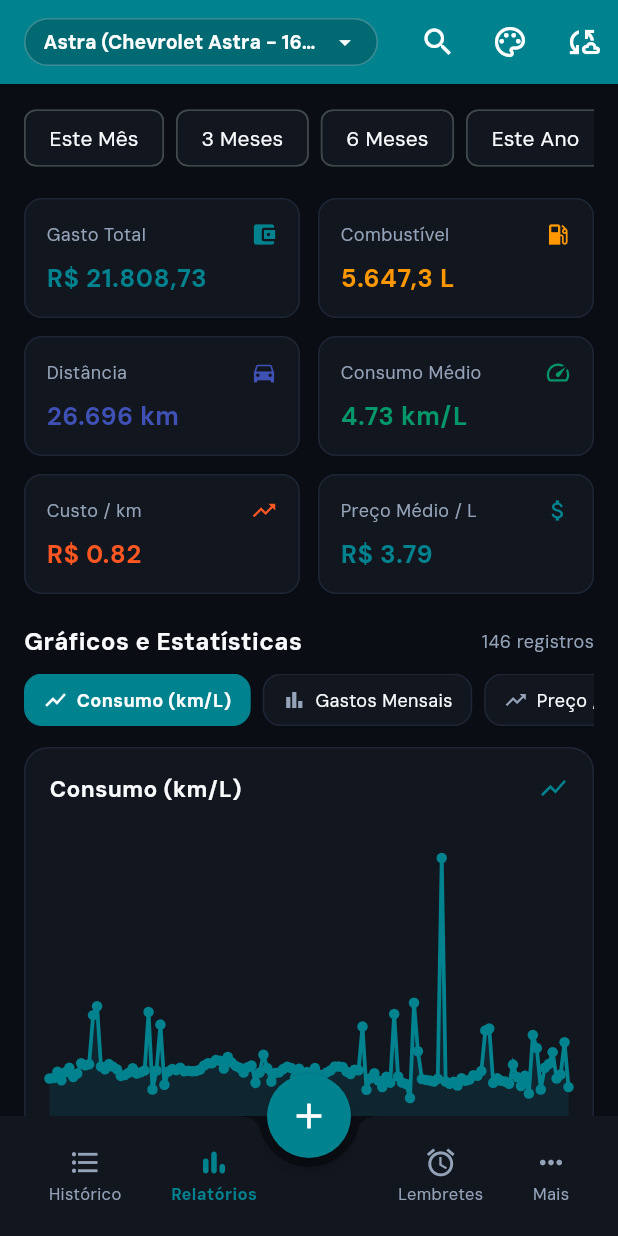
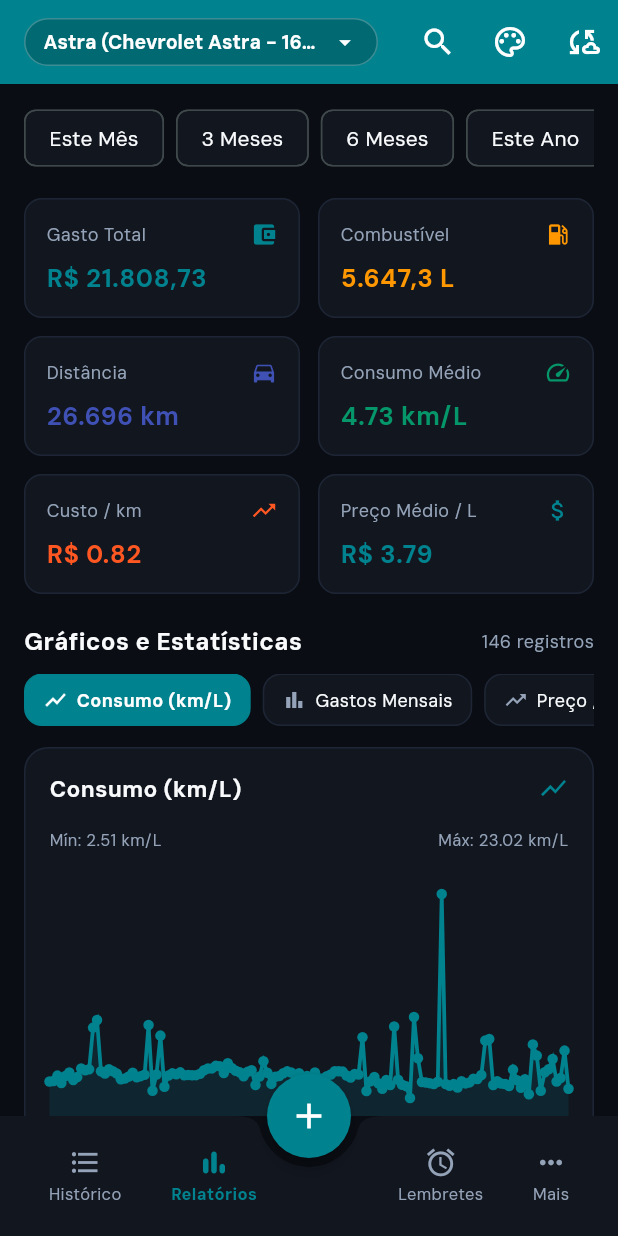
Before and after one commit to Jeffersonf/finanza-auto, a Flutter app: the screen it shows after launch, item 2 of the bottom bar chosen, on a phone screen of 412 x 824 dp. Run offline on Flutter 3.47's test engine with Material 3 defaults, Android fonts, the phone set to English and light mode, and no system bars; our stand-ins replace shared_preferences; network calls fail.

Commit message:
fix: replace TextPainter with Flutter widget Row in line charts

```diff
--- a/mobile/lib/main.dart
+++ b/mobile/lib/main.dart
@@ -2790,13 +2790,31 @@
       return Center(child: Text('Necessário ao menos 2 abastecimentos.', style: TextStyle(color: AppTheme.textMuted)));
     }
 
-    return CustomPaint(
+    final minVal = points.reduce(math.min);
+    final maxVal = points.reduce(math.max);
+
+    return Column(
+      children: [
+        Row(
+          mainAxisAlignment: MainAxisAlignment.spaceBetween,
+          children: [
+            Text('Mín: ${minVal.toStringAsFixed(2)} km/L', style: TextStyle(fontSize: 11, color: AppTheme.textMuted)),
+            Text('Máx: ${maxVal.toStringAsFixed(2)} km/L', style: TextStyle(fontSize: 11, color: AppTheme.textMuted)),
+          ],
+        ),
+        const SizedBox(height: 8),
+        Expanded(
+          child: CustomPaint(
+            size: Size.infinite,
             painter: _LineChartPainter(
               points: points,
               lineColor: AppTheme.primary,
               fillColor: AppTheme.primary.withOpacity(0.15),
               unit: 'km/L',
             ),
+          ),
+        ),
+      ],
     );
   }
 
@@ -2822,13 +2840,31 @@
       return Center(child: Text('Sem dados de preço.', style: TextStyle(color: AppTheme.textMuted)));
     }
 
-    return CustomPaint(
+    final minVal = points.reduce(math.min);
+    final maxVal = points.reduce(math.max);
+
+    return Column(
+      children: [
+        Row(
+          mainAxisAlignment: MainAxisAlignment.spaceBetween,
+          children: [
+            Text('Mín: R\$ ${minVal.toStringAsFixed(2)}/L', style: TextStyle(fontSize: 11, color: AppTheme.textMuted)),
+            Text('Máx: R\$ ${maxVal.toStringAsFixed(2)}/L', style: TextStyle(fontSize: 11, color: AppTheme.textMuted)),
+          ],
+        ),
+        const SizedBox(height: 8),
+        Expanded(
+          child: CustomPaint(
+            size: Size.infinite,
             painter: _LineChartPainter(
               points: points,
               lineColor: AppTheme.fuelOrange,
               fillColor: AppTheme.fuelOrange.withOpacity(0.15),
               unit: 'R\$/L',
             ),
+          ),
+        ),
+      ],
     );
   }
 
@@ -3065,20 +3101,6 @@
 
     canvas.drawPath(fillPath, fillPaint);
     canvas.drawPath(path, linePaint);
-
-    // Min and Max Labels
-    final textStyle = TextStyle(fontSize: 10, color: Colors.grey.shade400);
-    final minPainter = TextPainter(
-      text: TextSpan(text: 'Min: ${minVal.toStringAsFixed(2)} $unit', style: textStyle),
-      textDirection: TextDirection.ltr,
-    )..layout();
-    minPainter.paint(canvas, Offset(0, size.height - 12));
-
-    final maxPainter = TextPainter(
-      text: TextSpan(text: 'Max: ${maxVal.toStringAsFixed(2)} $unit', style: textStyle),
-      textDirection: TextDirection.ltr,
-    )..layout();
-    maxPainter.paint(canvas, Offset(size.width - maxPainter.width, 0));
   }
 
   @override
```
Lines whose indentation alone changed are shown as unchanged.
